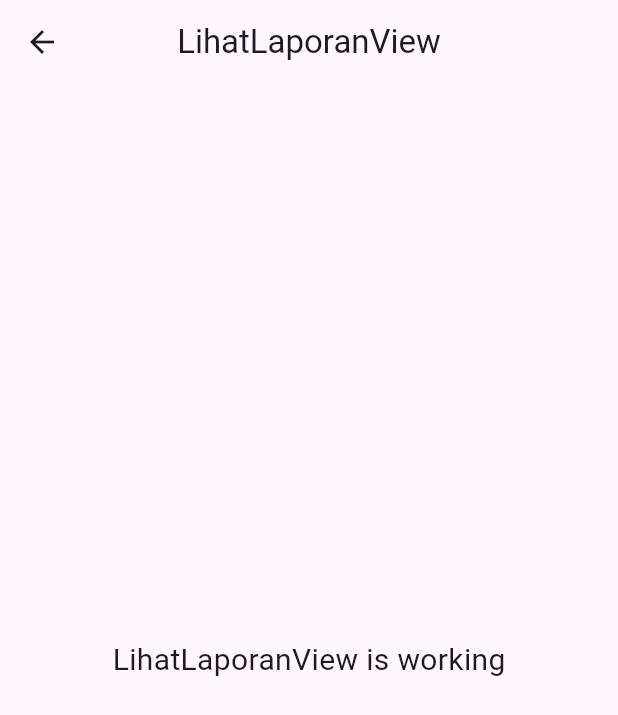
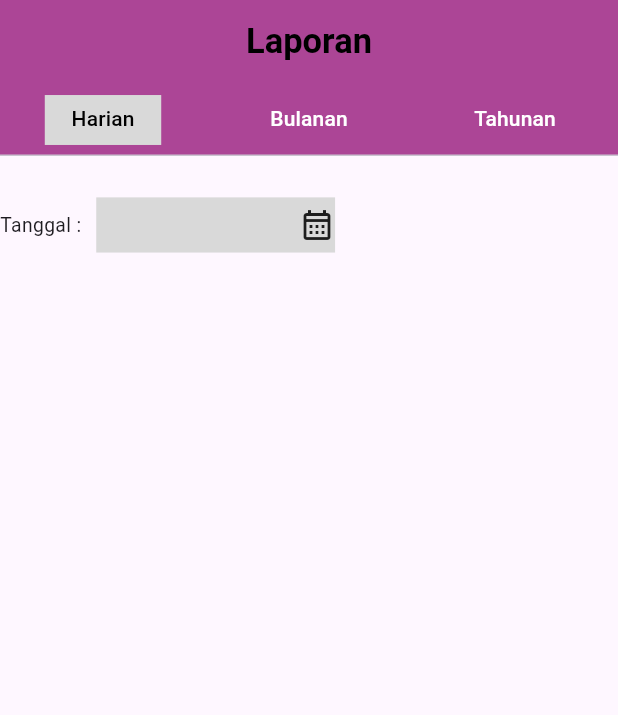
Before and after one commit to d3nd1RH/Projek-Akhir, a Flutter app: the LihatLaporanView screen opened by its route, on a phone screen of 412 x 824 dp. Shown: the top 715 px of the screen. Run offline on Flutter 3.47's test engine with Material 3 defaults, Android fonts, the phone set to English and light mode, and no system bars; our stand-ins replace firebase_core, flutter_screenutil, get; accounts and stored records are empty.

Commit message:
Pesan Client

```diff
--- a/lib/app/modules/Costumer/controllers/costumer_controller.dart
+++ b/lib/app/modules/Costumer/controllers/costumer_controller.dart
@@ -1,4 +1,7 @@
+import 'package:flutter/material.dart';
 import 'package:get/get.dart';
 
 class CostumerController extends GetxController {
+  late TabController liatTab;
+
 }
--- a/lib/app/modules/Lihat_Laporan/views/lihat_laporan_view.dart
+++ b/lib/app/modules/Lihat_Laporan/views/lihat_laporan_view.dart
@@ -1,22 +1,116 @@
 import 'package:flutter/material.dart';
+import 'package:flutter_screenutil/flutter_screenutil.dart';
 
 import 'package:get/get.dart';
 
 import '../controllers/lihat_laporan_controller.dart';
 
 class LihatLaporanView extends GetView<LihatLaporanController> {
-  const LihatLaporanView({Key? key}) : super(key: key);
+  const LihatLaporanView({super.key});
   @override
   Widget build(BuildContext context) {
-    return Scaffold(
-      appBar: AppBar(
-        title: const Text('LihatLaporanView'),
-        centerTitle: true,
-      ),
-      body: const Center(
-        child: Text(
-          'LihatLaporanView is working',
-          style: TextStyle(fontSize: 20),
+    return DefaultTabController(
+      length: 3,
+      child: Scaffold(
+        appBar: AppBar(
+          title: const Text('Laporan'),
+          titleTextStyle: TextStyle(fontSize: 25.sp, fontWeight: FontWeight.bold, color: Colors.black),
+          backgroundColor: const Color.fromRGBO(172, 69, 150, 1),
+          centerTitle: true,
+          automaticallyImplyLeading: false,
+          bottom: TabBar(
+            tabs: const [
+              Tab(text: 'Harian'),
+              Tab(text: 'Bulanan'),
+              Tab(text: 'Tahunan'),
+            ],
+            indicator: const BoxDecoration(
+              color: Color.fromRGBO(217, 217, 217, 1), // Warna latar belakang putih
+            ),
+            indicatorSize: TabBarIndicatorSize.tab,
+            indicatorPadding: EdgeInsets.only(right: 30.0.w ,left: 30.0.w,top: 8.0.h,bottom: 8.0.h),
+            unselectedLabelColor: Colors.white,
+            labelColor: Colors.black,
+          ),
+        ),
+        body: TabBarView(
+          children: [
+            Column(
+                children: [
+                  SizedBox(height: 30.h,),
+                  Row(
+                    children: [
+                      const Text('Tanggal :'),
+                      SizedBox(width: 10.w,),
+                      GestureDetector(
+                        onTap: ()async{
+                        },
+                        child: Container(
+                          width: 160.w,height: 40.h,color: const Color.fromRGBO(217, 217, 217, 1),
+                        child: const Row(
+                          children: [
+                            Text(""),
+                            Spacer(),
+                            Icon(Icons.calendar_month_outlined)
+                          ],
+                        ),
+                        ),
+                      )
+                    ],
+                  ),
+                ],
+              ),
+            Column(
+                children: [
+                  SizedBox(height: 30.h,),
+                  Row(
+                    children: [
+                      const Text('Tanggal :'),
+                      SizedBox(width: 10.w,),
+                      GestureDetector(
+                        onTap: ()async{
+                        },
+                        child: Container(
+                          width: 160.w,height: 40.h,color: const Color.fromRGBO(217, 217, 217, 1),
+                        child: const Row(
+                          children: [
+                            Text(""),
+                            Spacer(),
+                            Icon(Icons.calendar_month_outlined)
+                          ],
+                        ),
+                        ),
+                      )
+                    ],
+                  ),
+                ],
+              ),
+            Column(
+                children: [
+                  SizedBox(height: 30.h,),
+                  Row(
+                    children: [
+                      const Text('Tanggal :'),
+                      SizedBox(width: 10.w,),
+                      GestureDetector(
+                        onTap: ()async{
+                        },
+                        child: Container(
+                          width: 160.w,height: 40.h,color: const Color.fromRGBO(217, 217, 217, 1),
+                        child: const Row(
+                          children: [
+                            Text(""),
+                            Spacer(),
+                            Icon(Icons.calendar_month_outlined)
+                          ],
+                        ),
+                        ),
+                      )
+                    ],
+                  ),
+                ],
+              ),
+          ],
         ),
       ),
     );
--- a/lib/app/modules/home/views/home_view.dart
+++ b/lib/app/modules/home/views/home_view.dart
@@ -1,6 +1,4 @@
-import 'package:flutter/cupertino.dart';
 import 'package:flutter/material.dart';
-import 'package:flutter/widgets.dart';
 import 'package:flutter_screenutil/flutter_screenutil.dart';
 
 import 'package:get/get.dart';
```
Also changed, not shown: lib/app/modules/Costumer/views/costumer_view.dart (+43 -10 lines), lib/app/modules/Lihat_Laporan/controllers/lihat_laporan_controller.dart (+0 -19 lines).
